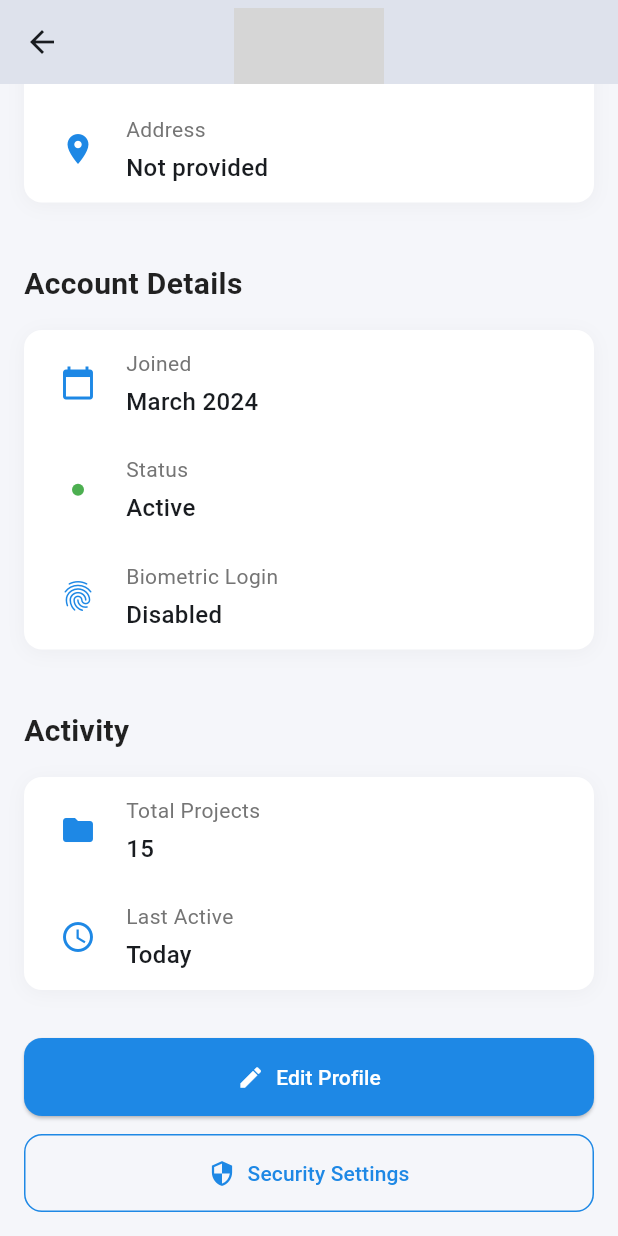
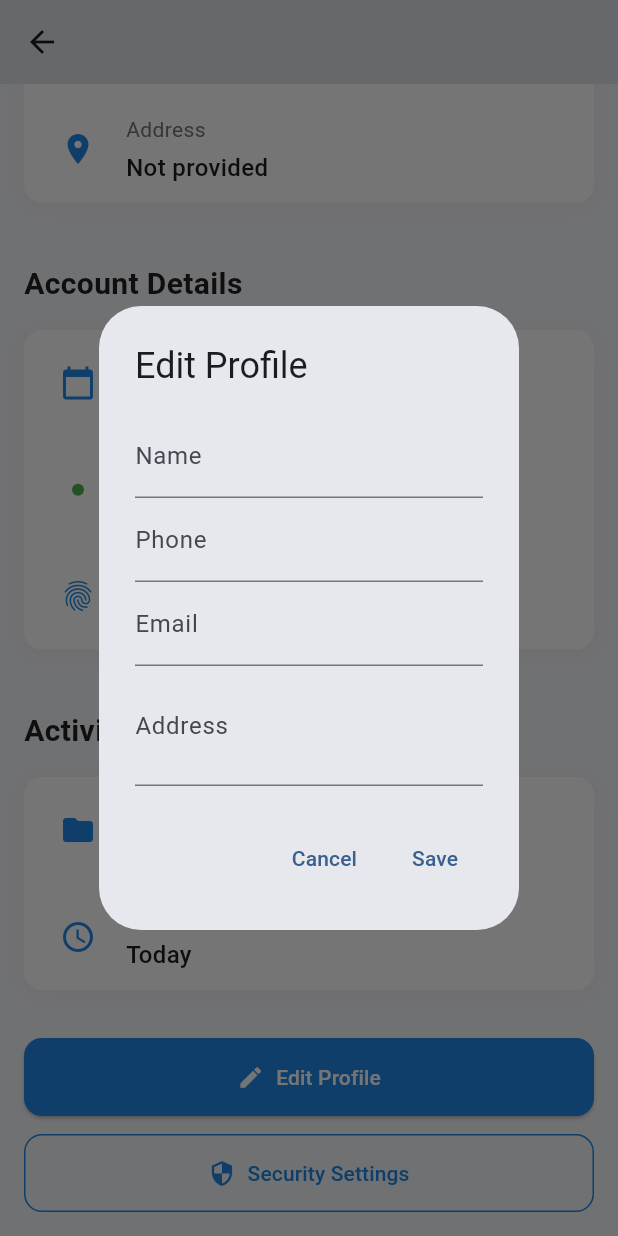
Before and after one commit to Momin-Rauf/MAD-Project, a Flutter app: the ProfileScreen screen opened directly with empty values, scrolled down 367 dp, after a tap on "Edit Profile", on a phone screen of 412 x 824 dp. Run offline on Flutter 3.47's test engine with Material 3 defaults, Android fonts, the phone set to English and light mode, and no system bars; our stand-ins replace email_validator; grey boxes are pictures that could not be loaded.

Commit message:
user-update added

```diff
--- a/lib/screen/profile_screen.dart
+++ b/lib/screen/profile_screen.dart
@@ -1,6 +1,7 @@
 import 'package:flutter/material.dart';
 import '../utils/app_theme.dart';
 import '../models/profile_dto.dart';
+import '../services/user_service.dart';
 
 class ProfileScreen extends StatefulWidget {
   const ProfileScreen({super.key});
@@ -15,6 +16,9 @@ class _ProfileScreenState extends State<ProfileScreen>
   late AnimationController _buttonController;
   late List<Animation<Offset>> _slideAnimations;
   late List<Animation<double>> _fadeAnimations;
+
+  final UserService _userService = UserService();
+  bool _isUpdating = false;
 
   @override
   void initState() {
@@ -256,6 +260,114 @@ class _ProfileScreenState extends State<ProfileScreen>
     );
   }
 
+  Future<void> _handleEditProfile() async {
+    final ProfileDTO currentProfile =
+        ModalRoute.of(context)?.settings.arguments as ProfileDTO;
+
+    // Show edit dialog
+    final result = await showDialog<ProfileDTO>(
+      context: context,
+      builder: (context) => _EditProfileDialog(currentProfile: currentProfile),
+    );
+
+    if (result != null) {
+      setState(() {
+        _isUpdating = true;
+      });
+
+      try {
+        await _userService.updateProfile(result);
+
+        if (mounted) {
+          ScaffoldMessenger.of(context).showSnackBar(
+            const SnackBar(
+              content: Text('Profile updated successfully'),
+              backgroundColor: Colors.green,
+            ),
+          );
+
+          // Update the profile data in the current screen
+          setState(() {
+            // Update the profile data
+          });
+        }
+      } catch (e) {
+        if (mounted) {
+          ScaffoldMessenger.of(context).showSnackBar(
+            SnackBar(
+              content: Text('Failed to update profile: ${e.toString()}'),
+              backgroundColor: Colors.red,
+            ),
+          );
+        }
+      } finally {
+        if (mounted) {
+          setState(() {
+            _isUpdating = false;
+          });
+        }
+      }
+    }
+  }
+
+  Widget _EditProfileDialog({required ProfileDTO currentProfile}) {
+    final nameController = TextEditingController(text: currentProfile.name);
+    final phoneController = TextEditingController(text: currentProfile.phone);
+    final emailController = TextEditingController(text: currentProfile.email);
+    final addressController =
+        TextEditingController(text: currentProfile.address);
+
+    return AlertDialog(
+      title: const Text('Edit Profile'),
+      content: SingleChildScrollView(
+        child: Column(
+          mainAxisSize: MainAxisSize.min,
+          children: [
+            TextField(
+              controller: nameController,
+              decoration: const InputDecoration(labelText: 'Name'),
+            ),
+            TextField(
+              controller: phoneController,
+              decoration: const InputDecoration(labelText: 'Phone'),
+              keyboardType: TextInputType.phone,
+            ),
+            TextField(
+              controller: emailController,
+              decoration: const InputDecoration(labelText: 'Email'),
+              keyboardType: TextInputType.emailAddress,
+            ),
+            TextField(
+              controller: addressController,
+              decoration: const InputDecoration(labelText: 'Address'),
+              maxLines: 2,
+            ),
+          ],
+        ),
+      ),
+      actions: [
+        TextButton(
+          onPressed: () => Navigator.pop(context),
+          child: const Text('Cancel'),
+        ),
+        TextButton(
+          onPressed: () {
+            final updatedProfile = ProfileDTO(
+              name: nameController.text,
+              imageName: currentProfile.imageName,
+              phone: phoneController.text,
+              email: emailController.text,
+              biometric: currentProfile.biometric,
+              address: addressController.text,
+            );
+            Navigator.pop(context, updatedProfile);
+          },
+          child: const Text('Save'),
+        ),
+      ],
+    );
+  }
+
   Widget _buildActionButtons() {
     return Column(
       children: [
@@ -271,9 +383,19 @@ class _ProfileScreenState extends State<ProfileScreen>
             child: SizedBox(
               width: double.infinity,
               child: ElevatedButton.icon(
-                icon: const Icon(Icons.edit),
-                label: const Text('Edit Profile'),
-                onPressed: () {},
+                icon: _isUpdating
+                    ? const SizedBox(
+                        width: 20,
+                        height: 20,
+                        child: CircularProgressIndicator(
+                          strokeWidth: 2,
+                          valueColor:
+                              AlwaysStoppedAnimation<Color>(Colors.white),
+                        ),
+                      )
+                    : const Icon(Icons.edit),
+                label: Text(_isUpdating ? 'Updating...' : 'Edit Profile'),
+                onPressed: _isUpdating ? null : _handleEditProfile,
                 style: ElevatedButton.styleFrom(
                   backgroundColor: AppTheme.primaryColor,
                   foregroundColor: Colors.white,
--- /dev/null
+++ b/lib/services/user_service.dart
@@ -0,0 +1,30 @@
+import 'dart:convert';
+import 'package:http/http.dart' as http;
+import '../models/profile_dto.dart';
+
+class UserService {
+  static const String baseUrl = 'https://streamsite-ball-wijzer.vercel.app/api';
+
+  Future<Map<String, dynamic>> updateProfile(ProfileDTO profile) async {
+    try {
+      final response = await http.put(
+        Uri.parse('$baseUrl/user/update'),
+        headers: {
+          'Content-Type': 'application/json',
+          // Add authorization header if needed
+          // 'Authorization': 'Bearer $token',
+        },
+        body: jsonEncode(profile.toMap()),
+      );
+
+      if (response.statusCode == 200) {
+        return jsonDecode(response.body);
+      } else {
+        final errorData = jsonDecode(response.body);
+        throw Exception(errorData['error'] ?? 'Failed to update profile');
+      }
+    } catch (e) {
+      throw Exception('Failed to update profile: $e');
+    }
+  }
+}
```
